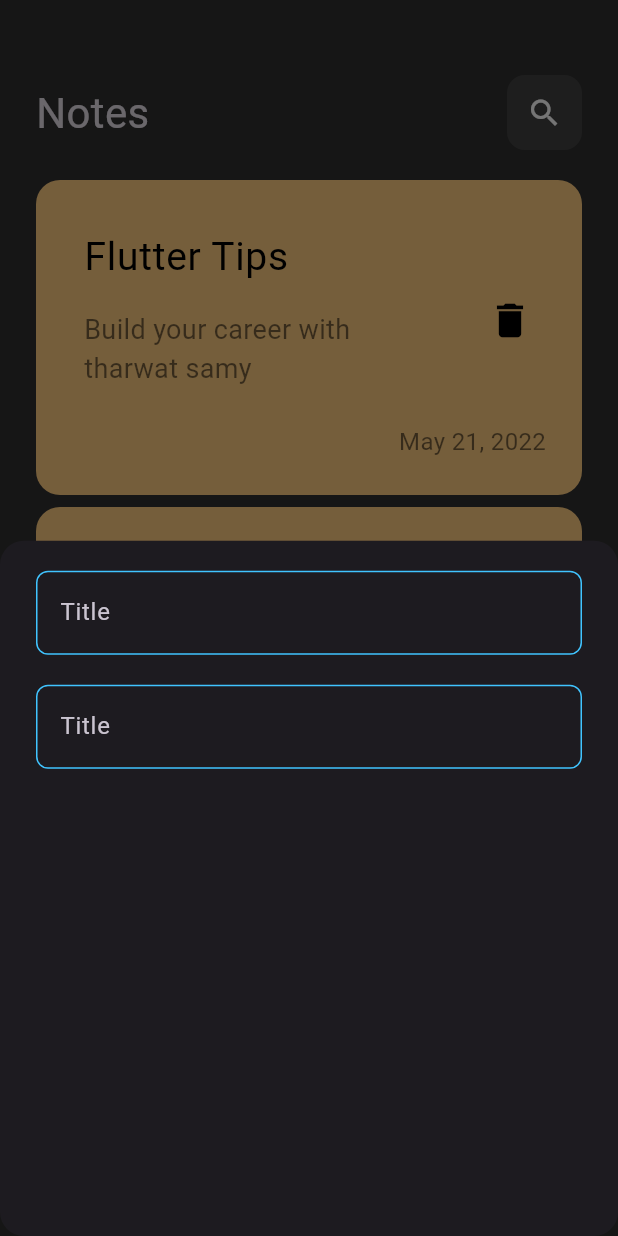
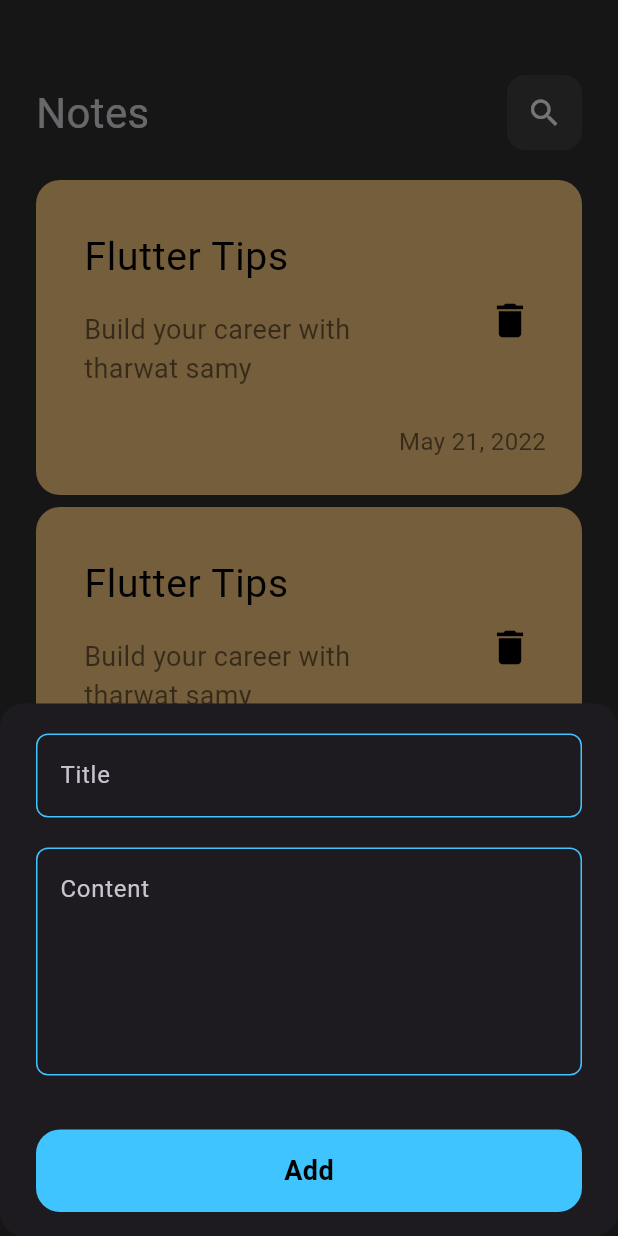
Before and after one commit to Omar59687/notes_app, a Flutter app: the screen it shows after launch, after a tap on the "add" icon, on a phone screen of 412 x 824 dp. Run offline on Flutter 3.47's test engine with Material 3 defaults, Android fonts, the phone set to English and light mode, and no system bars.

Commit message:
finish notes bottom sheet

```diff
--- a/lib/views/widgets/add_note_bottom_sheet.dart
+++ b/lib/views/widgets/add_note_bottom_sheet.dart
@@ -1,4 +1,6 @@
 import 'package:flutter/material.dart';
+import 'package:note_app2/constants.dart';
+import 'package:note_app2/views/widgets/custom_button.dart';
 import 'package:note_app2/views/widgets/custom_text_field.dart';
 
 class AddNoteBottomSheet extends StatelessWidget {
@@ -8,6 +10,7 @@ class AddNoteBottomSheet extends StatelessWidget {
   Widget build(BuildContext context) {
     return Padding(
       padding: const EdgeInsets.symmetric(horizontal: 24),
+      child: SingleChildScrollView(
         child: Column(
           children: [
             const SizedBox(
@@ -23,7 +26,15 @@ class AddNoteBottomSheet extends StatelessWidget {
               hintText: 'Content',
               maxLines: 5,
             ),
+            SizedBox(
+              height: 36,
+            ),
+            CustomButton(),
+            SizedBox(
+              height: 16,
+            ),
           ],
+        ),
       ),
     );
   }
--- /dev/null
+++ b/lib/views/widgets/custom_button.dart
@@ -0,0 +1,28 @@
+import 'package:flutter/material.dart';
+import 'package:note_app2/constants.dart';
+
+class CustomButton extends StatelessWidget {
+  const CustomButton({super.key});
+
+  @override
+  Widget build(BuildContext context) {
+    return Container(
+      width: MediaQuery.of(context).size.width,
+      height: 55,
+      decoration: BoxDecoration(
+        color: KPrimaryColor,
+        borderRadius: BorderRadius.circular(16),
+      ),
+      child: const Center(
+        child: Text(
+          'Add',
+          style: TextStyle(
+            color: Colors.black,
+            fontSize: 18,
+            fontWeight: FontWeight.bold,
+          ),
+        ),
+      ),
+    );
+  }
+}
--- a/lib/views/widgets/custom_text_field.dart
+++ b/lib/views/widgets/custom_text_field.dart
@@ -10,9 +10,10 @@ class CustomTextField extends StatelessWidget {
   @override
   Widget build(BuildContext context) {
     return TextField(
+        maxLines: maxLines,
         cursorColor: KPrimaryColor,
         decoration: InputDecoration(
-          hintText: 'Title',
+          hintText: hintText,
           border: buildBorder(),
           enabledBorder: buildBorder(),
           focusedBorder: buildBorder(KPrimaryColor),
```
Lines whose indentation alone changed are shown as unchanged.
